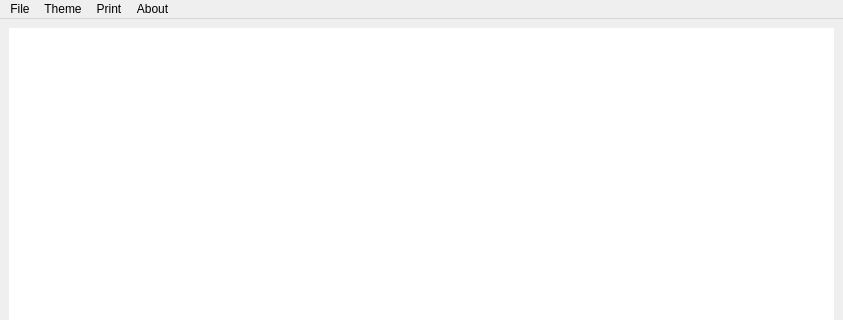
First picture: the form in mainwindow.ui, repository thenaserov/CuteNote, before the edit; both pictures show x 0 to 843 and y 0 to 320 of the 843 by 625 pixel window.
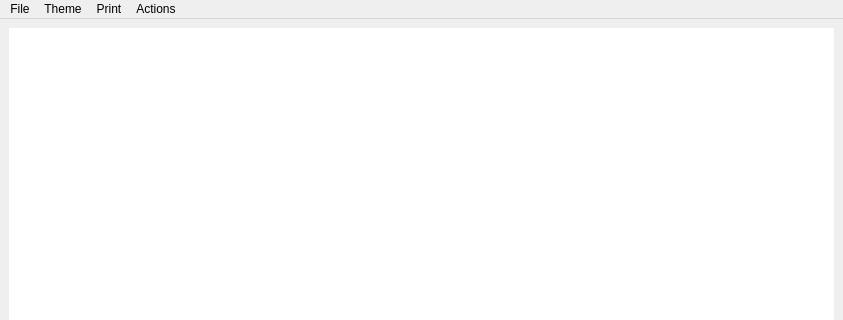
Second picture: the form after the edit.

Commit message: [ADD] undo/redo zoom out / {NA zoom in} save

```diff
--- a/mainwindow.ui
+++ b/mainwindow.ui
@@ -54,16 +54,16 @@
      <string>Print</string>
     </property>
    </widget>
-   <widget class="QMenu" name="menuAbout">
+   <widget class="QMenu" name="menuActions">
     <property name="title">
-     <string>About</string>
+     <string>Actions</string>
     </property>
     <addaction name="actionTheNaserov"/>
    </widget>
    <addaction name="menuFile"/>
    <addaction name="menuTheme"/>
    <addaction name="menuPrint"/>
-   <addaction name="menuAbout"/>
+   <addaction name="menuActions"/>
   </widget>
   <widget class="QStatusBar" name="statusbar"/>
   <action name="actionSave">
```
Left out of the diff: 13 changed lines with no effect on the pictures. The commit also changes 1 other file.
